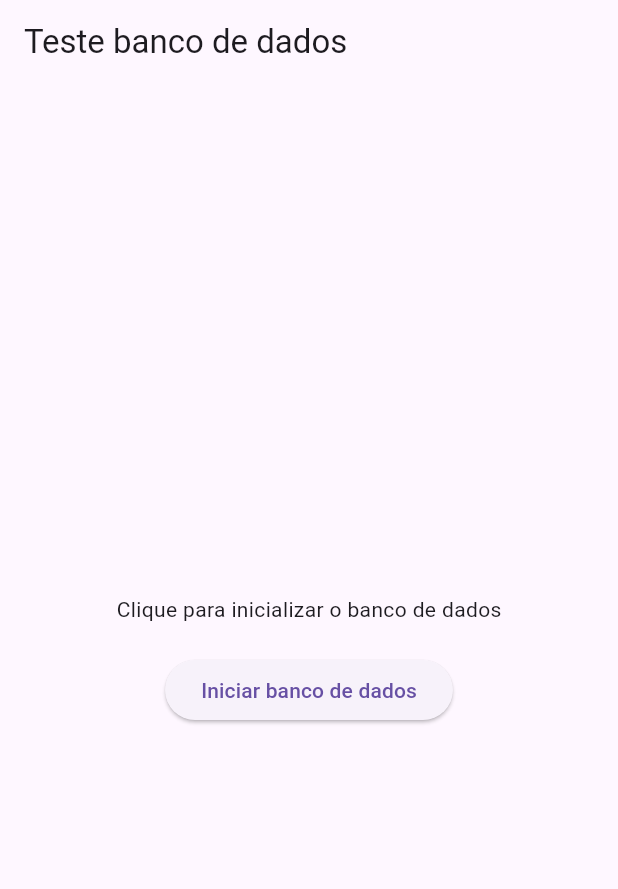
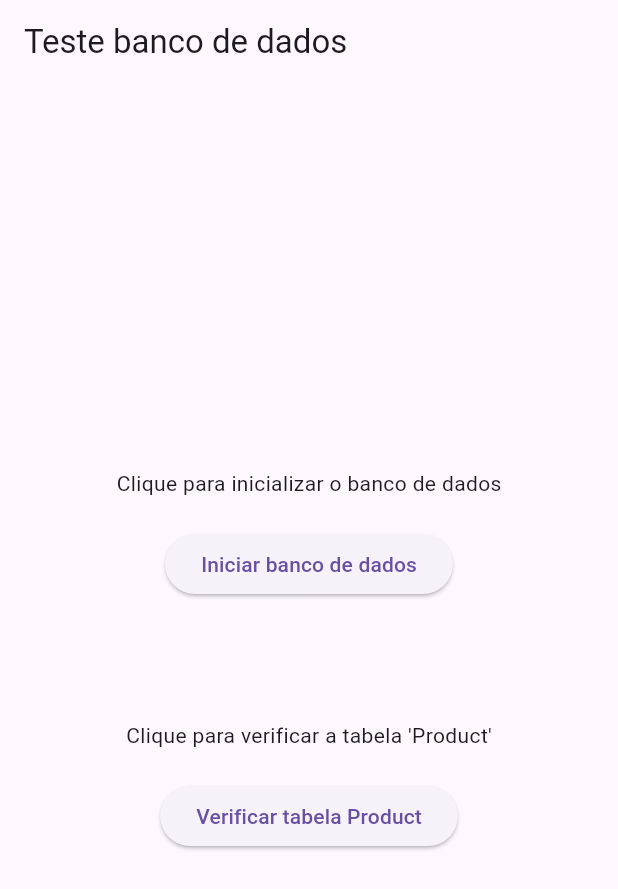
Before and after one commit to FlyingDutchman-Dev/bomhamburguer, a Flutter app: the screen it shows after launch, on a phone screen of 412 x 824 dp. Shown: the top 889 px of the screen. Run offline on Flutter 3.47's test engine with Material 3 defaults, Android fonts, the phone set to English and light mode, and no system bars; our stand-ins replace sqflite; accounts and stored records are empty.

Commit message:
Testando tabela de produtos criada

```diff
--- a/lib/data/product_table.dart
+++ b/lib/data/product_table.dart
@@ -1,4 +1,5 @@
 import 'package:sqflite/sqflite.dart';
+import 'database.dart';
 
 class ProductTable {
   static Future<void> createTable(Database db) async {
@@ -9,5 +10,18 @@ class ProductTable {
         price REAL NOT NULL
       )
     ''');
+    print('Tabela Product criada');
+  }
+  // Método para verificar se a tabela Product existe
+  static Future<bool> checkIfTableExists() async {
+    Database db = await DatabaseHelper().database;
+
+    var result = await db.rawQuery(
+        "SELECT name FROM sqlite_master WHERE type='table' AND name='Product';"
+    );
+
+    print('Resultado da verificação da tabela: $result');
+
+    return result.isNotEmpty;
   }
 }
--- a/lib/model/product.dart
+++ b/lib/model/product.dart
@@ -1,5 +1,5 @@
 class Product {
-  final int? id;
+  final int id;
   final String sandwichName;
   final double price;
 
--- a/lib/screens/home.dart
+++ b/lib/screens/home.dart
@@ -1,4 +1,5 @@
 import 'package:bomhamburguer/data/database.dart';
+import 'package:bomhamburguer/data/product_table.dart';
 import 'package:flutter/material.dart';
 
 class Home extends StatefulWidget {
@@ -10,6 +11,7 @@ class Home extends StatefulWidget {
 
 class _HomeState extends State<Home> {
   String _dbStatus = "Clique para inicializar o banco de dados";
+  String _tableStatus = "Clique para verificar a tabela 'Product'";
 
   @override
   Widget build(BuildContext context) {
@@ -26,12 +28,19 @@ class _HomeState extends State<Home> {
             ElevatedButton(onPressed: _initializeDatabase,
                 child: const Text("Iniciar banco de dados"),
             ),
+            const SizedBox(height: 80),
+            Text(_tableStatus),
+            const SizedBox(height: 20),
+            ElevatedButton(onPressed: _checkProductTable,
+              child: const Text("Verificar tabela Product"),
+            ),
           ],
         ),
       ),
     );
   }
 
+  // Função para testar o banco de dados
   Future<void> _initializeDatabase() async {
     try {
       DatabaseHelper dbHelper = DatabaseHelper();
@@ -46,4 +55,13 @@ class _HomeState extends State<Home> {
       });
     }
   }
+
+  //Função para testar a criação da tabela de produto
+  Future<void> _checkProductTable() async {
+    bool exists = await ProductTable.checkIfTableExists();
+
+    setState(() {
+      _tableStatus = exists ? "Tabela 'Product' foi criada!" : "Tabela 'Product' NÃO existe!";
+    });
+  }
 }
```
